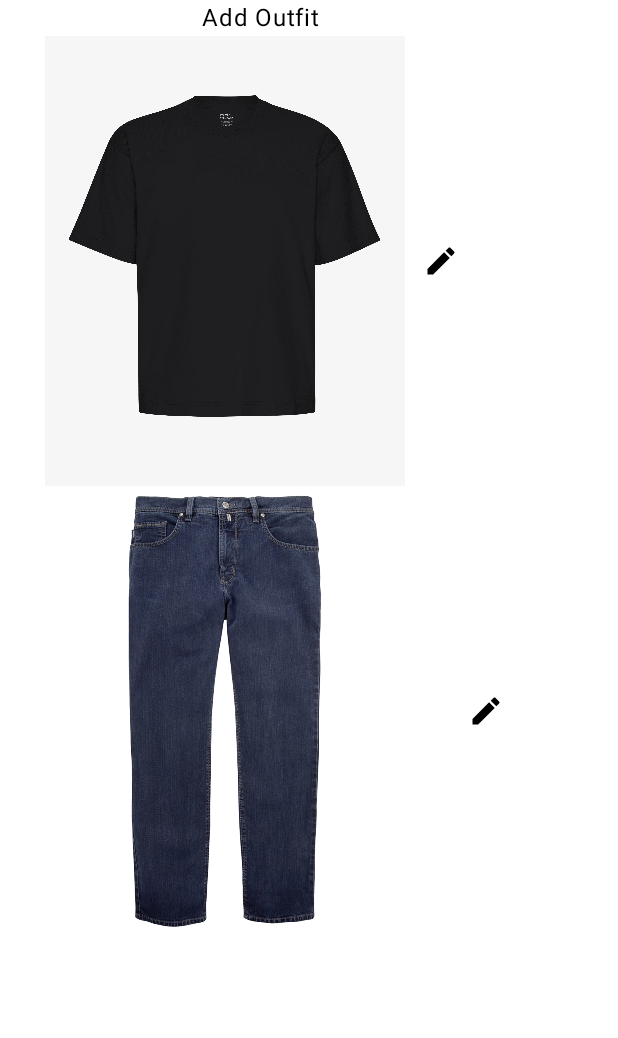
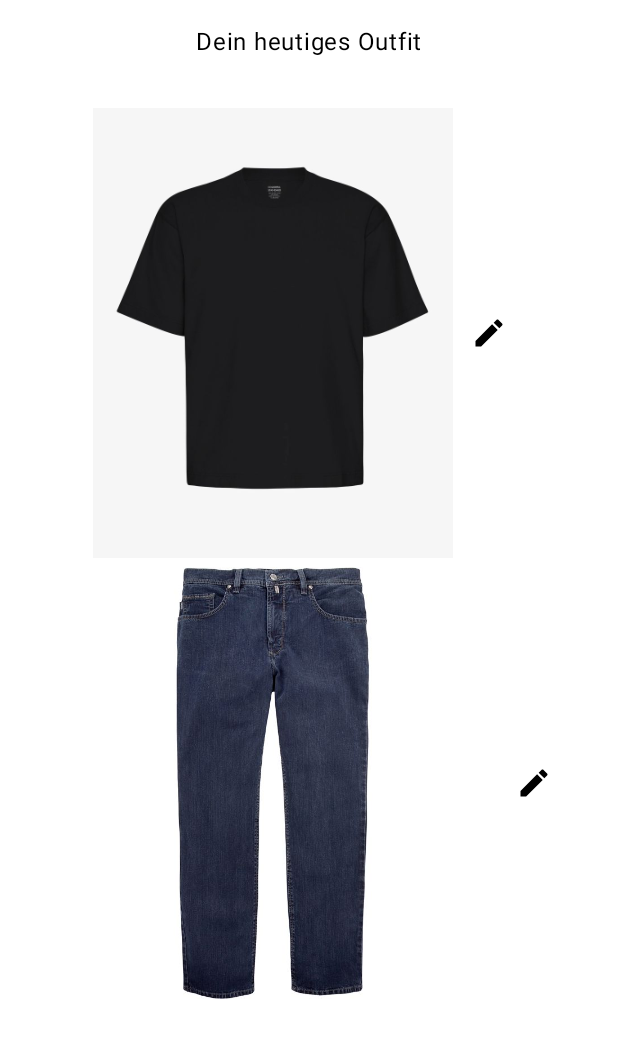
Before and after one commit to bleikerja/Looksy-Frontend, an Android app built with Jetpack Compose: the @Preview function FullOutfitPreview, on a phone screen of 412 x 824 dp. Shown: the top 1038 px of the screen. Run offline under Robolectric (Android 15) with nearby library versions, the phone set to English and light mode, and no system bars.

```diff
--- a/app/build.gradle.kts
+++ b/app/build.gradle.kts
@@ -2,6 +2,7 @@ plugins {
     alias(libs.plugins.android.application)
     alias(libs.plugins.kotlin.android)
     alias(libs.plugins.kotlin.compose)
+    alias(libs.plugins.ksp)
 }
 
 android {
@@ -54,10 +55,13 @@ dependencies {
     implementation(libs.androidx.camera.camera2)
     implementation(libs.androidx.camera.lifecycle)
     implementation(libs.androidx.camera.view)
-    implementation (libs.accompanist.permissions.v0340)
     implementation(libs.androidx.material.icons.extended)
     implementation(libs.guava)
     implementation(libs.coil.compose)
+    implementation(libs.androidx.room.runtime)
+    implementation(libs.androidx.room.ktx)
+    ksp(libs.androidx.room.compiler)
+    implementation(libs.androidx.navigation.compose)
     testImplementation(libs.junit)
     androidTestImplementation(libs.androidx.junit)
     androidTestImplementation(libs.androidx.espresso.core)
--- a/app/src/main/AndroidManifest.xml
+++ b/app/src/main/AndroidManifest.xml
@@ -2,7 +2,8 @@
 <manifest xmlns:android="http://schemas.android.com/apk/res/android"
     xmlns:tools="http://schemas.android.com/tools">
 
-    <uses-feature android:name="android.hardware.camera.any" />
+    <uses-feature android:name="android.hardware.camera.any"
+        android:required="true" />
     <uses-permission android:name="android.permission.CAMERA" />
     <application
         android:allowBackup="true"
--- a/app/src/main/java/com/example/looksy/FullOutfitScreen.kt
+++ b/app/src/main/java/com/example/looksy/FullOutfitScreen.kt
@@ -2,9 +2,14 @@ package com.example.looksy
 
 import androidx.compose.foundation.Image
 import androidx.compose.foundation.layout.Arrangement
+import androidx.compose.foundation.layout.Box
 import androidx.compose.foundation.layout.Column
 import androidx.compose.foundation.layout.Row
+import androidx.compose.foundation.layout.Spacer
+import androidx.compose.foundation.layout.fillMaxSize
 import androidx.compose.foundation.layout.height
+import androidx.compose.foundation.layout.padding
+import androidx.compose.foundation.layout.size
 import androidx.compose.material.icons.Icons
 import androidx.compose.material.icons.filled.Create
 import androidx.compose.material3.Icon
@@ -14,38 +19,52 @@ import androidx.compose.ui.Alignment
 import androidx.compose.ui.Modifier
 import androidx.compose.ui.graphics.painter.Painter
 import androidx.compose.ui.res.painterResource
+import androidx.compose.ui.text.style.LineHeightStyle
 import androidx.compose.ui.tooling.preview.Preview
 import androidx.compose.ui.unit.dp
+import coil.compose.AsyncImage
 import com.example.looksy.ui.theme.LooksyTheme
 
 @Composable
-fun FullOutfitScreen(modifier: Modifier = Modifier){
-    Column(modifier = modifier, verticalArrangement = Arrangement.Center, horizontalAlignment = Alignment.CenterHorizontally) {
-        Text("Add Outfit", modifier = Modifier.align(Alignment.CenterHorizontally))
-        OutfitPart(painterResource(id = R.drawable.shirt))
-        OutfitPart(painterResource(id = R.drawable.jeans))
+fun FullOutfitScreen(modifier: Modifier = Modifier) {
+
+    Column(
+        modifier = modifier
+            .fillMaxSize()
+            .padding(16.dp),
+        horizontalAlignment = Alignment.CenterHorizontally
+    ) {
+        Text("Dein heutiges Outfit", modifier = Modifier.align(Alignment.CenterHorizontally))
+        Spacer(modifier = Modifier.height(32.dp))
+        OutfitPart(imageResId = R.drawable.shirt_small)
+        OutfitPart(imageResId = R.drawable.jeans)
+    }
+
+}
+
+@Composable
+fun OutfitPart(imageResId: Int) {
+    Row {
+        AsyncImage(
+            model = imageResId,
+            modifier = Modifier.height(300.dp),
+            contentDescription = "Kleidungsstück",
+        )
+        LooksyButton(
+            onClick = { changeOutfit() },
+            modifier = Modifier.align(Alignment.CenterVertically),
+            picture = { Icon(Icons.Default.Create, contentDescription = "") })
     }
 }
 
-@Composable
-fun OutfitPart(image: Painter){
-    Row {
-        Image(
-            modifier = Modifier
-                .height(300.dp),
-            painter = image,
-            contentDescription = ""
-        )
-        LooksyButton(
-            { changeOutfit() },
-            Modifier.align(Alignment.CenterVertically),
-            { Icon(Icons.Default.Create, contentDescription = "") }
-        )
-    }
-}
+fun changeOutfit() {
+    /* wird benötigt beim aufrufen, des Bildes, aktuell weiß ich jedoch nicht was da für ein pfad hin muss
+// Irgendwo in deinem FullOutfitScreen, wenn auf ein Bild geklickt wird:
+    val pathToImage =
+        "/data/user/0/com.example.looksy/files/IMG_20251009_103000.jpg" // Beispiel-Pfad aus saveImagePermanently
 
-fun changeOutfit(){
-
+// Navigiere zum Details-Screen mit diesem Pfad
+     */
 }
 
 @Preview(showBackground = true)
--- a/build.gradle.kts
+++ b/build.gradle.kts
@@ -3,4 +3,5 @@ plugins {
     alias(libs.plugins.android.application) apply false
     alias(libs.plugins.kotlin.android) apply false
     alias(libs.plugins.kotlin.compose) apply false
+    alias(libs.plugins.ksp) apply false
 }
--- a/settings.gradle.kts
+++ b/settings.gradle.kts
@@ -1,12 +1,13 @@
 pluginManagement {
     repositories {
-        google {
+        google()/* {
             content {
                 includeGroupByRegex("com\\.android.*")
                 includeGroupByRegex("com\\.google.*")
                 includeGroupByRegex("androidx.*")
+                includeGroupByRegex("org\\.jetbrains\\.kotlin.*")
             }
-        }
+        }*/
         mavenCentral()
         gradlePluginPortal()
     }
```
Also changed, not shown: app/src/main/java/com/example/looksy/ClothInformationScreen.kt (+7 -5 lines), app/src/main/java/com/example/looksy/MainActivity.kt (+5 -3 lines), app/src/main/java/com/example/looksy/Routes.kt (+117 -21 lines), app/src/main/java/com/example/looksy/ViewModels/ClothesViewModel.kt (added, +25 -0 lines), app/src/main/java/com/example/looksy/dataClassClones/Clothes.kt (+18 -6 lines), app/src/main/java/com/example/looksy/screens/Kamera.kt (+82 -36 lines), app/src/main/java/com/example/looksy/screens/ScreenAddNewClothes.kt (+18 -9 lines), app/src/main/java/com/example/looksy/screens/ScreenBlueprint.kt (+30 -21 lines), gradle/libs.versions.toml (+9 -3 lines), app/src/main/res/drawable/cameraicon.png, app/src/main/res/drawable/jeans.jpg, app/src/main/res/drawable/shirt_small.jpg (added).
